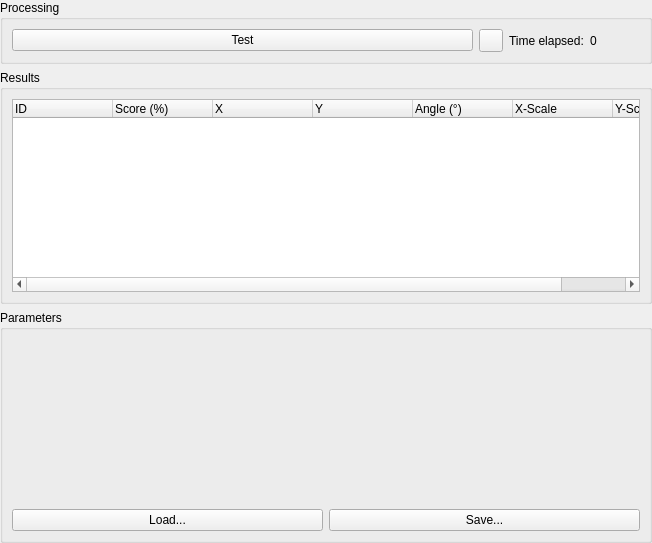
Old version of the form AcfSln/Include/iqtipr/CSearchBasedFeaturesSupplierGuiComp.ui in the repository ImagingTools/AcfPublic.
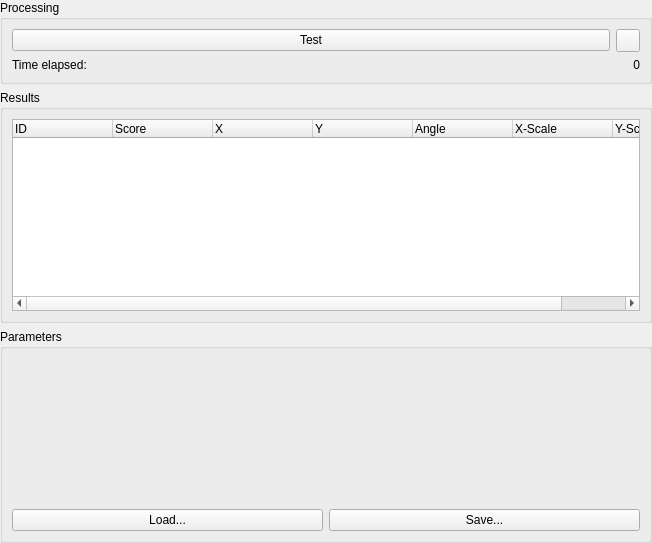
New version of the form. Icons and pictures are not drawn.

```diff
--- a/AcfSln/Include/iqtipr/CSearchBasedFeaturesSupplierGuiComp.ui
+++ b/AcfSln/Include/iqtipr/CSearchBasedFeaturesSupplierGuiComp.ui
@@ -28,11 +28,11 @@
      <property name="title">
       <string>Processing</string>
      </property>
-     <layout class="QHBoxLayout" name="horizontalLayout">
-      <item>
+     <layout class="QGridLayout" name="gridLayout">
+      <item row="0" column="0">
        <widget class="QPushButton" name="TestButton">
         <property name="sizePolicy">
-         <sizepolicy hsizetype="Preferred" vsizetype="Fixed">
+         <sizepolicy hsizetype="Minimum" vsizetype="Fixed">
           <horstretch>0</horstretch>
           <verstretch>0</verstretch>
          </sizepolicy>
@@ -42,7 +42,7 @@
         </property>
        </widget>
       </item>
-      <item>
+      <item row="0" column="1">
        <widget class="QToolButton" name="AutoUpdateButton">
         <property name="sizePolicy">
          <sizepolicy hsizetype="Fixed" vsizetype="Minimum">
@@ -62,10 +62,12 @@
         </property>
        </widget>
       </item>
+      <item row="1" column="0" colspan="2">
+       <layout class="QHBoxLayout" name="horizontalLayout">
       <item>
        <widget class="QLabel" name="label">
         <property name="sizePolicy">
-         <sizepolicy hsizetype="Maximum" vsizetype="Preferred">
+           <sizepolicy hsizetype="Minimum" vsizetype="Preferred">
           <horstretch>0</horstretch>
           <verstretch>0</verstretch>
          </sizepolicy>
@@ -86,7 +88,12 @@
         <property name="text">
          <string>0</string>
         </property>
-       </widget>
+          <property name="alignment">
+           <set>Qt::AlignRight|Qt::AlignTrailing|Qt::AlignVCenter</set>
+          </property>
+         </widget>
+        </item>
+       </layout>
       </item>
      </layout>
     </widget>
@@ -115,7 +122,10 @@
         </column>
         <column>
          <property name="text">
-          <string>Score (%)</string>
+          <string>Score</string>
+         </property>
+         <property name="toolTip">
+          <string>Score of model [%]</string>
          </property>
         </column>
         <column>
@@ -130,7 +140,10 @@
         </column>
         <column>
          <property name="text">
-          <string>Angle (°)</string>
+          <string>Angle</string>
+         </property>
+         <property name="toolTip">
+          <string>Angle of found model [°]</string>
          </property>
         </column>
         <column>
```
Left out of the diff: 6 changed lines with no effect on the pictures. Lines whose indentation alone changed are shown as unchanged.
